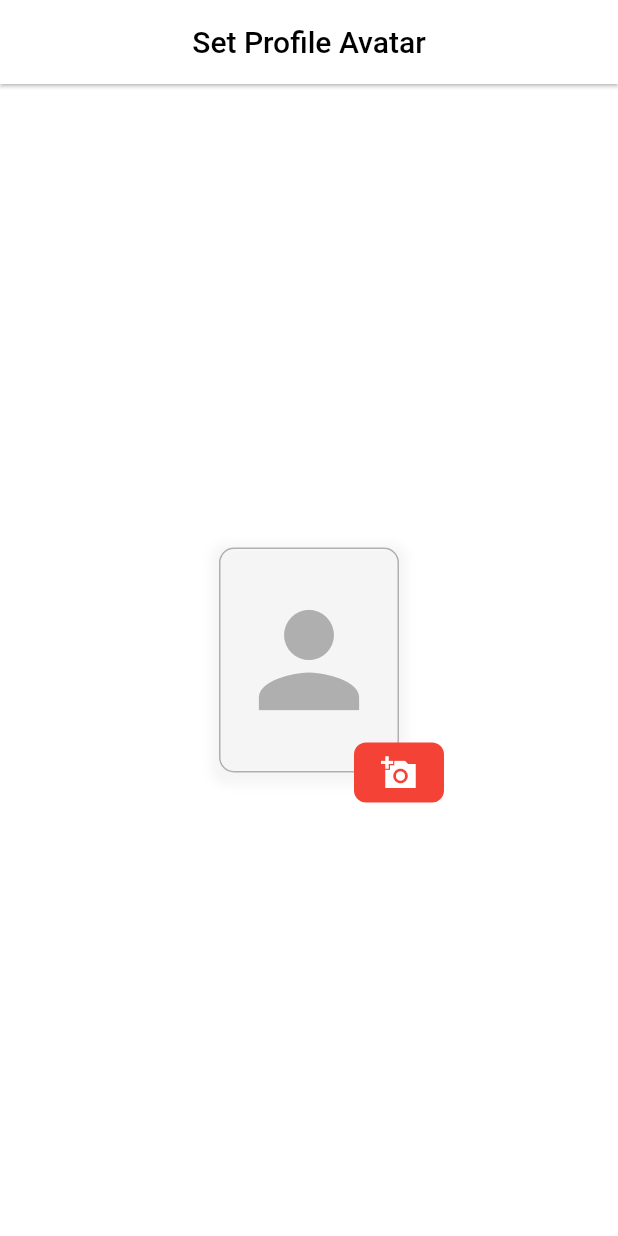
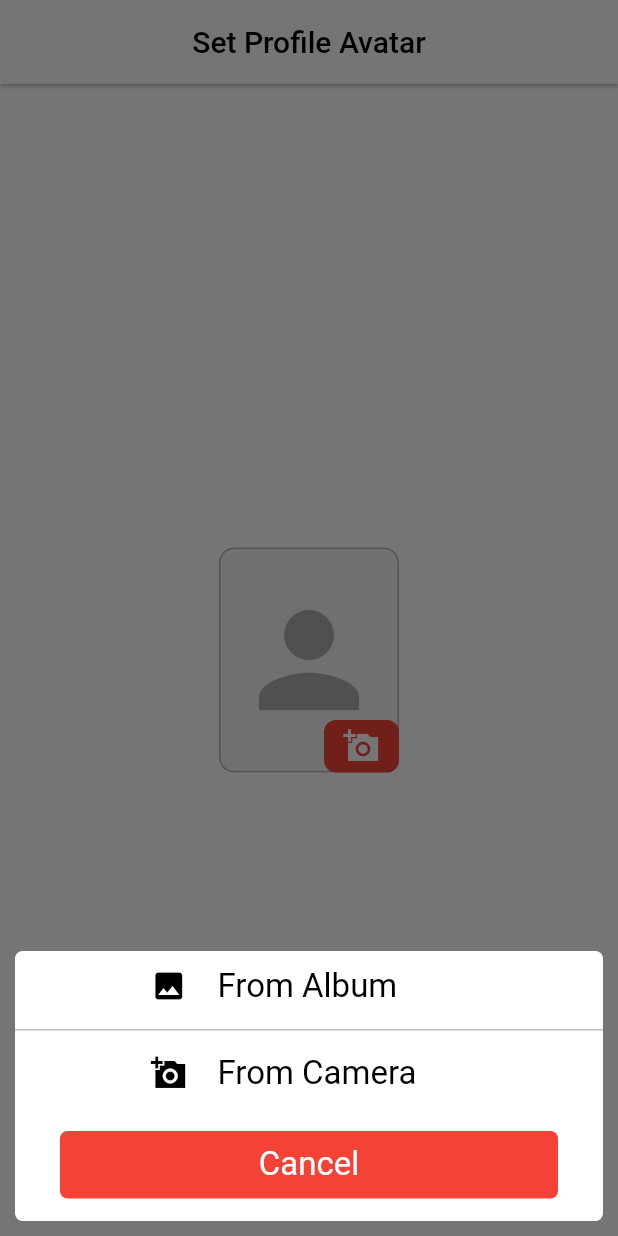
Before and after one commit to MuradRabbi/Flutter_Functinatity, a Flutter app: the screen it shows after launch, after a tap on the "add a photo" icon, on a phone screen of 412 x 824 dp. Run offline on Flutter 3.47's test engine with Material 2 defaults, Android fonts, the phone set to English and light mode, and no system bars; our stand-ins replace cached_network_image, image_picker.

Commit message:
avatar image screen fuctionality complete

```diff
--- a/lib/Set_Avatar_Image_From_Camera_Or_Gallery/set_avatar_image.dart
+++ b/lib/Set_Avatar_Image_From_Camera_Or_Gallery/set_avatar_image.dart
@@ -1,5 +1,16 @@
+import 'dart:io';
+import 'package:cached_network_image/cached_network_image.dart';
+import 'package:flutter/cupertino.dart';
 import 'package:flutter/material.dart';
+import 'package:image_picker/image_picker.dart';
 
+
+
+
+enum AddPhotoOption {
+  album,
+  camera,
+}
 
 
 class SetProfileAvatar extends StatefulWidget {
@@ -10,6 +21,11 @@ class SetProfileAvatar extends StatefulWidget {
 }
 
 class _SetProfileAvatarState extends State<SetProfileAvatar> {
+
+
+  File? _attachedImage;
+
+
   @override
   Widget build(BuildContext context) {
     return Scaffold(
@@ -24,7 +40,9 @@ class _SetProfileAvatarState extends State<SetProfileAvatar> {
         child: Stack(
           clipBehavior: Clip.none,
           children: [
-            Container(
+            ClipRRect(
+              borderRadius: BorderRadius.circular(10),
+              child: Container(
                 height: 150,
                 width: 120,
                 decoration: BoxDecoration(
@@ -39,16 +57,19 @@ class _SetProfileAvatarState extends State<SetProfileAvatar> {
                     ),
                   ],
                 ),
-              child: Icon(Icons.person, size: 100, color: Colors.grey.withOpacity(0.8),),
+                child: _buildProfileImageWidget()
+              ),
             ),
             Positioned(
-              bottom: -20,
-              right: -30,
-              child: GestureDetector(
-                onTap: (){},
+              bottom: 0,
+              right: 0,
+              child: InkWell(
+                onTap: (){
+                  _createUploadImageDialog();
+                },
                 child:  Container(
-                  height: 40,
-                  width:60,
+                  height: 35,
+                  width:50,
                   decoration: BoxDecoration(
                       color: Colors.red,
                       borderRadius: BorderRadius.circular(8)
@@ -63,4 +84,184 @@ class _SetProfileAvatarState extends State<SetProfileAvatar> {
       ),
     );
   }
+
+
+  void _createUploadImageDialog(){
+    showModalBottomSheet(
+        context: context,
+        backgroundColor: Colors.transparent,
+        builder: (context){
+          return Container(
+            height: 200,
+            color: Colors.transparent,
+            child: Column(
+              mainAxisAlignment: MainAxisAlignment.center,
+              crossAxisAlignment: CrossAxisAlignment.center,
+              children: [
+
+                Container(
+                  margin: EdgeInsets.all(10),
+                  decoration: BoxDecoration(
+                    color: Colors.white,
+                    borderRadius: BorderRadius.circular(5)
+                  ),
+                  child: Column(
+                    children: [
+                      _buildUploadFloorPlanDialogOptionItem(
+                          Icons.photo,
+                          "From Album",
+                          0xff000000,
+                          AddPhotoOption.album
+                      ),
+                      SizedBox(height: 5,),
+                      Container(
+                        height: 1,
+                        color: Colors.grey[400],
+                      ),
+                      SizedBox(height: 5,),
+                      _buildUploadFloorPlanDialogOptionItem(
+                          Icons.add_a_photo_sharp,
+                          "From Camera",
+                          0xffD000000,
+                          AddPhotoOption.camera
+                      ),
+                      SizedBox(height: 15),
+                      GestureDetector(
+                          onTap: () {
+                            Navigator.pop(context);
+                          },
+                          child: Container(
+                              margin: EdgeInsets.symmetric(horizontal: 30),
+                              alignment: Alignment.center,
+                              height: 45,
+                              decoration: BoxDecoration(
+                                  color: Colors.red,
+                                  borderRadius: BorderRadius.circular(5)),
+                              child: Text(
+                                "Cancel",
+                                style: TextStyle(
+                                    fontSize: 22,
+                                    color: Colors.white,
+                                ),
+                              ))
+                      ),
+                      SizedBox(
+                        height: 15,
+                      )
+                    ],
+                  ),
+                )
+              ],
+            ),
+          );
         }
+    );
+  }
+
+  Widget _buildUploadFloorPlanDialogOptionItem(
+      IconData icon, String optionText, int textColor, var type
+      ){
+    return InkWell(
+      child: Container(
+        alignment: Alignment.center,
+        height: 47,
+        child: Center(
+          child: Container(
+            child: Row(
+              mainAxisAlignment: MainAxisAlignment.start,
+              children: <Widget>[
+                SizedBox(width: 90),
+                Container(
+                    height: 25,
+                    width: 25,
+                    child: Icon(
+                       icon,
+                      color: Color(textColor),
+                    )),
+                SizedBox(width: 20),
+                Container(
+                    child: Text(
+                      optionText,
+                      style: TextStyle(
+                          fontSize: 22,
+                          color: Color(textColor),
+                      ),
+                    )),
+              ],
+            ),
+          ),
+        ),
+      ),
+      onTap: () async{
+        File? image;
+        final ImagePicker _imagePicker = ImagePicker();
+        if(type == AddPhotoOption.album){
+          final XFile? xFile = await _imagePicker.pickImage(source: ImageSource.gallery);
+
+          if(xFile == null){
+            return;
+          }
+
+          image = File(xFile.path);
+        }
+        else if(type == AddPhotoOption.camera){
+          final XFile? xFile = await _imagePicker.pickImage(source: ImageSource.camera);
+
+          if(xFile == null){
+            return;
+          }
+
+          image = File(xFile.path);
+        }
+
+        if (image != null){
+          setState(() {
+            _attachedImage = image;
+          });
+        }
+
+        Navigator.pop(context);
+      },
+    );
+  }
+
+  Widget _buildProfileImageWidget(){
+    var imageUrl = "" ;
+    print("imageUrl : $imageUrl");
+    if(imageUrl.isNotEmpty){
+      return CachedNetworkImage(
+        imageUrl: imageUrl,
+        imageBuilder: (context, imageProvider) => Container(
+          decoration: BoxDecoration(
+            borderRadius: BorderRadius.only(
+                topLeft: Radius.circular(5), topRight: Radius.circular(5)),
+            image: DecorationImage(
+              image: imageProvider,
+              fit: BoxFit.cover,
+            ),
+          ),
+        ),
+        placeholder: (context, url) => Container(
+            padding: EdgeInsets.all(5),
+            child: Center(child: CupertinoActivityIndicator())),
+        errorWidget: (context, url, error) => Icon(
+          Icons.person,
+          size: 50,
+        ),
+      );
+    }
+
+    if (_attachedImage != null) {
+      return Image.file(
+        _attachedImage!,
+        fit: BoxFit.cover,
+      );
+    } else {
+      return Icon(
+        Icons.person,
+          size: 100,
+          color: Colors.grey.withOpacity(0.8),
+      );
+    }
+  }
+}
--- a/pubspec.yaml
+++ b/pubspec.yaml
@@ -34,7 +34,8 @@ dependencies:
   # The following adds the Cupertino Icons font to your application.
   # Use with the CupertinoIcons class for iOS style icons.
   cupertino_icons: ^1.0.2
-  image_picker: ^0.8.5+2
+  image_picker:  ^0.8.5+3
+  cached_network_image: ^3.2.0
 
 dev_dependencies:
   flutter_test:
```
Also changed, not shown: pubspec.lock, 1 other file. Lines whose indentation alone changed are shown as unchanged.
